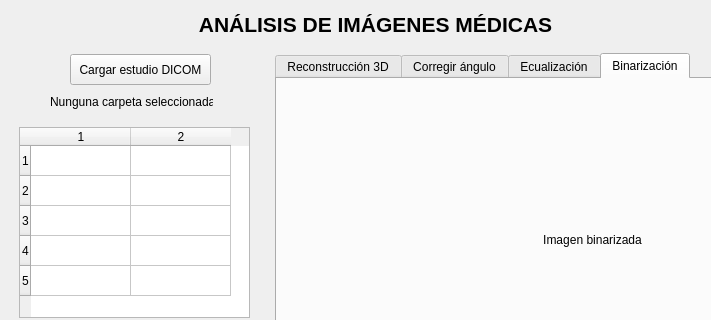
This is vista/ui/ventana_imagenes.ui in santiagoagudelo17-stack/neurolens as Qt 5 draws it before an edit; both pictures show x 0 to 711 and y 0 to 320 of the 926 by 600 pixel window. The edited form follows.
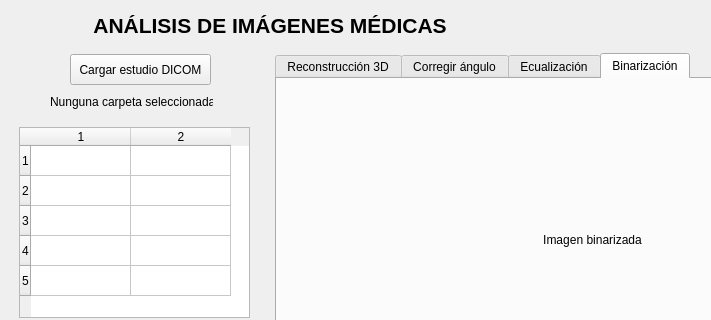
This is the edited form.

Patch:
```diff
--- a/vista/ui/ventana_imagenes.ui
+++ b/vista/ui/ventana_imagenes.ui
@@ -17,10 +17,10 @@
    <widget class="QLabel" name="lbl_titulo">
     <property name="geometry">
      <rect>
-      <x>180</x>
-      <y>10</y>
-      <width>391</width>
-      <height>28</height>
+      <x>20</x>
+      <y>8</y>
+      <width>500</width>
+      <height>35</height>
      </rect>
     </property>
     <property name="font">
```
Left out of the diff: 22 changed lines with no effect on the pictures.
